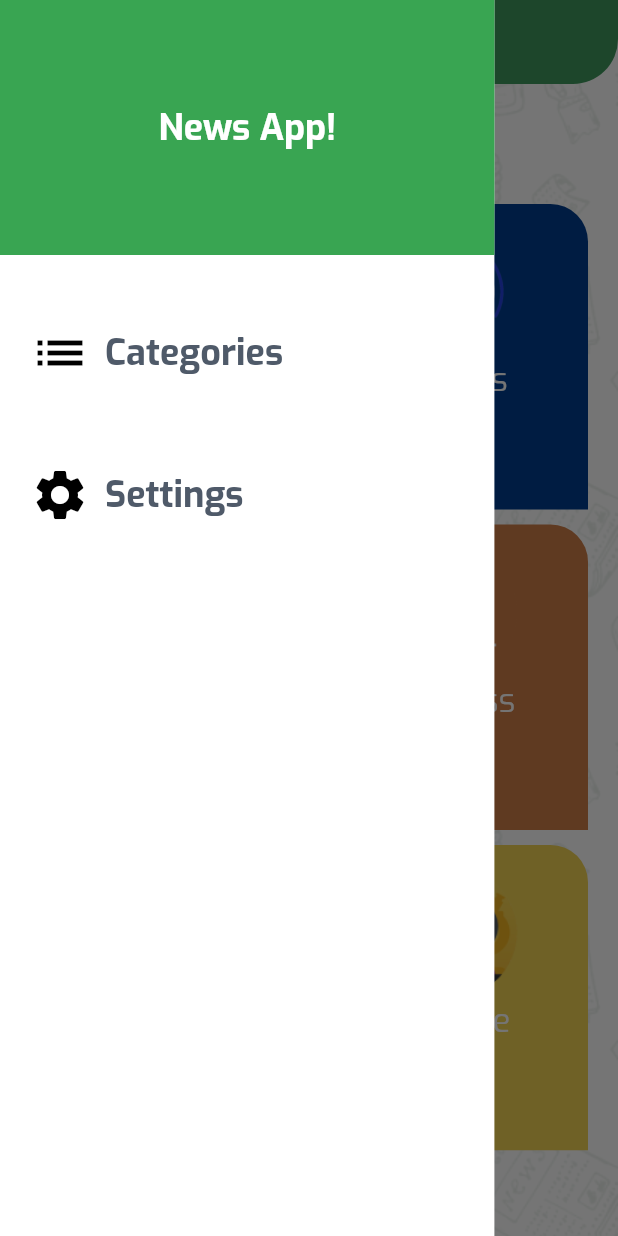
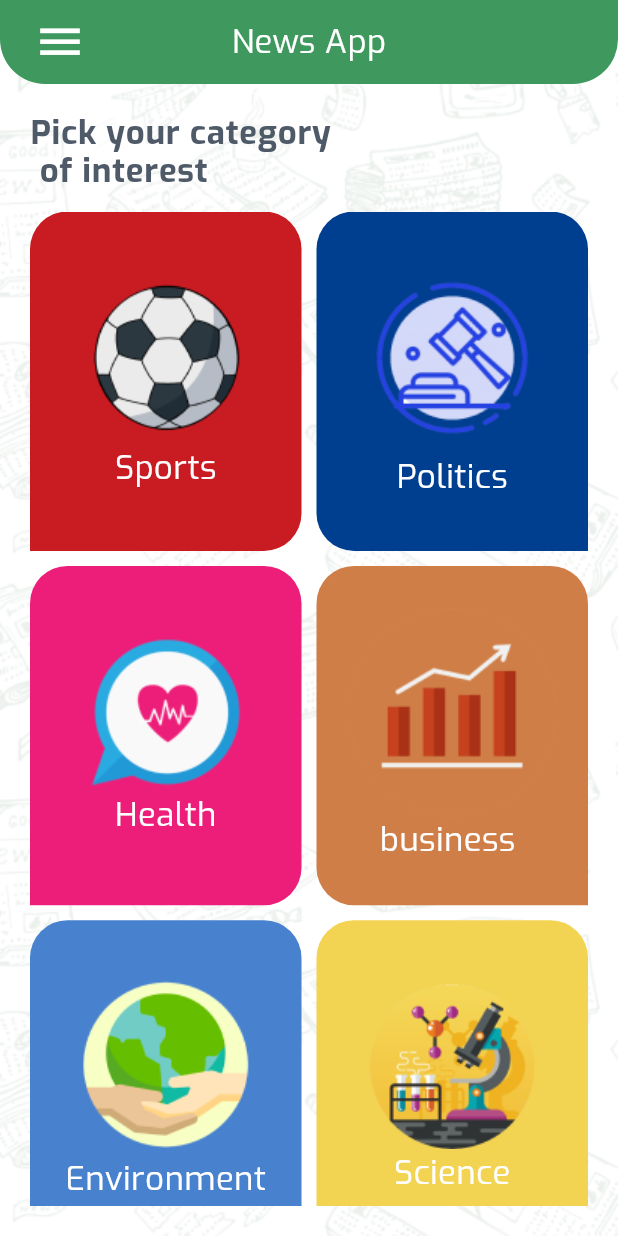
Before and after one commit to AyaAlaa010/NewsApp, a Flutter app: the screen it shows after launch, in the side drawer, after a tap on "Categories", on a phone screen of 412 x 824 dp. Run offline on Flutter 3.47's test engine with Material 3 defaults, Android fonts, the phone set to English and light mode, and no system bars.

Commit message:
work on design

```diff
--- a/lib/pages/custom_drawer.dart
+++ b/lib/pages/custom_drawer.dart
@@ -1,10 +1,14 @@
 import 'package:flutter/cupertino.dart';
 import 'package:flutter/material.dart';
 import 'package:news_app/core/config/constants.dart';
+import 'package:news_app/pages/home/category_item.dart';
 import '../core/config/app_colors.dart';
 
 class CustomDrawer extends StatelessWidget {
-  const CustomDrawer({super.key});
+
+  final Function onCategoriesDrawerClick;
+
+  const CustomDrawer({super.key, required this.onCategoriesDrawerClick});
 
   @override
   Widget build(BuildContext context) {
@@ -23,9 +27,9 @@ class CustomDrawer extends StatelessWidget {
           ),
           const SizedBox(height: 25,),
           InkWell(
-            onTap: (){},
+            onTap: (){onCategoriesDrawerClick();},
             child: Padding(
-              padding: const EdgeInsets.all(20),
+              padding: const EdgeInsets.all(10),
               child: Row(
                 children: [
                  const Icon(Icons.list,size: 40,color: Colors.black,),
@@ -35,12 +39,11 @@ class CustomDrawer extends StatelessWidget {
               ),
             ),
           ),
-          const SizedBox(height: 15,),
 
           InkWell(
             onTap: (){},
             child: Padding(
-                padding:const EdgeInsets.all(20),
+                padding:const EdgeInsets.all(10),
                 child: Row(
                   children: [
                     const Icon(Icons.settings,size: 40,color: Colors.black,),
--- /dev/null
+++ b/lib/pages/home/pages/category_view.dart
@@ -0,0 +1,19 @@
+import 'package:flutter/cupertino.dart';
+import 'package:news_app/core/widgets/custom_background_widget.dart';
+import 'package:news_app/pages/home/category_item.dart';
+class CategoryView extends StatelessWidget {
+
+  final CategoryItem categoryItem;
+  const CategoryView({super.key, required this.categoryItem});
+
+  @override
+  Widget build(BuildContext context) {
+
+    return   Column(
+      children: [
+
+      ],
+
+    );
+  }
+}
--- a/lib/pages/home/pages/hom_view.dart
+++ b/lib/pages/home/pages/hom_view.dart
@@ -2,23 +2,37 @@ import 'package:flutter/cupertino.dart';
 import 'package:flutter/material.dart';
 import 'package:news_app/core/config/constants.dart';
 import 'package:news_app/core/widgets/custom_background_widget.dart';
+import 'package:news_app/main.dart';
 import 'package:news_app/pages/custom_drawer.dart';
 import 'package:news_app/pages/home/category_item.dart';
-
+import 'package:news_app/pages/home/pages/category_view.dart';
 import '../widgets/category_item_widget.dart';
 
-class HomeView extends StatelessWidget {
+class HomeView extends StatefulWidget {
+
+   HomeView({super.key});
+
+  @override
+  State<HomeView> createState() => _HomeViewState();
+}
+
+class _HomeViewState extends State<HomeView> {
   List<CategoryItem>categoriesList=CategoryItem.getCategoriesList();
-   HomeView({super.key});
 
   @override
   Widget build(BuildContext context) {
     return CustomBackgroundWidget(child: Scaffold(
-      appBar: AppBar(elevation: 20,title:  Text("News App",textAlign: TextAlign.center,
+      appBar: AppBar(elevation: 20,leadingWidth:80, actions:  [
+        if(selectedCategory!=null )  Padding(
+            padding: const EdgeInsets.symmetric(horizontal: 10),child: IconButton(
+            onPressed:(){},
+            icon: const Icon(Icons.search,color: Colors.white,size: 45,)))
+      ],title:  Text( selectedCategory!=null? selectedCategory!.categoryName : "News App",textAlign: TextAlign.center,
           style: Constants.theme.textTheme.bodyMedium)
       ),
-      drawer:const  CustomDrawer(),
-      body:  Padding(
+      drawer: CustomDrawer(onCategoriesDrawerClick: onCategoriesDrawerClick),
+      body:  selectedCategory!=null ?
+      CategoryView(categoryItem: selectedCategory!):Padding(
         padding: EdgeInsets.all(20),
         child: Column(
           crossAxisAlignment: CrossAxisAlignment.stretch,
@@ -26,21 +40,40 @@ class HomeView extends StatelessWidget {
             Text("Pick your category \n of interest",
               style: Constants.theme.textTheme.bodyLarge!.copyWith(height: 1.15)
               ,textAlign: TextAlign.start,),
-             const SizedBox(height: 10,),
-             Expanded(
-               child: GridView.builder(gridDelegate: const SliverGridDelegateWithFixedCrossAxisCount
-                (crossAxisCount: 2,crossAxisSpacing: 10,mainAxisSpacing: 10,childAspectRatio: 8/9),
-                  itemBuilder: (context,index){
-                return CategoryItemWidget( categoryItem:categoriesList[index],index:index);
+            const SizedBox(height: 15,),
+            Expanded(
+              child: GridView.builder(gridDelegate: const SliverGridDelegateWithFixedCrossAxisCount
+                (crossAxisCount: 2,crossAxisSpacing: 10,mainAxisSpacing: 10,childAspectRatio: 4/5),
+                itemBuilder: (context,index){
+                  return CategoryItemWidget( categoryItem:categoriesList[index],index:index,onCategoryClick: onCategoryClick,);
 
-                           },itemCount: categoriesList.length,),
-             )
+                },itemCount: categoriesList.length,),
+            )
           ],
 
         ),
       ),
 
-
     ),);
   }
+
+  CategoryItem ? selectedCategory;
+
+  void onCategoryClick(CategoryItem categoryItem){
+
+    setState(() {
+      selectedCategory=categoryItem;
+
+    });
+    print("--------${categoryItem.id}");
+
+  }
+
+
+  void onCategoriesDrawerClick(){
+    setState(() {
+      selectedCategory=null;
+      navigatorKey.currentState!.pop();
+    });
+  }
 }
--- a/lib/pages/home/widgets/category_item_widget.dart
+++ b/lib/pages/home/widgets/category_item_widget.dart
@@ -1,18 +1,23 @@
 import 'package:flutter/cupertino.dart';
+import 'package:flutter/material.dart';
 import 'package:news_app/core/config/constants.dart';
 import 'package:news_app/pages/home/category_item.dart';
 
 class CategoryItemWidget extends StatelessWidget {
 
   final CategoryItem categoryItem;
+  final Function onCategoryClick;
   final int index;
-  const CategoryItemWidget({super.key,required this.categoryItem,required this.index});
+  const CategoryItemWidget({super.key,required this.categoryItem,required this.index,required this.onCategoryClick});
 
   @override
   Widget build(BuildContext context) {
-    return  Container(
+    return  InkWell(
+      onTap: (){
+        onCategoryClick(categoryItem);
+        },
+      child: Container(
         alignment: Alignment.center,
-      padding: const EdgeInsets.all(15),
         decoration: BoxDecoration(
           color: categoryItem.backgroundColor,
           borderRadius: BorderRadius.only(
@@ -23,10 +28,10 @@ class CategoryItemWidget extends StatelessWidget {
           ),
         ),
         child: Column(
-        mainAxisAlignment: MainAxisAlignment.spaceEvenly,
+          mainAxisAlignment: MainAxisAlignment.center,
           children: [
-          Expanded(child: Image.asset(categoryItem.categoryImage,fit:  BoxFit.cover,)),
-          Expanded(child: Text(categoryItem.categoryName,style: Constants.theme.textTheme.bodyMedium,))
+            Image.asset(categoryItem.categoryImage,fit:  BoxFit.cover,),
+            Text(categoryItem.categoryName,style: Constants.theme.textTheme.bodyMedium,)
           ],
         ),
 
@@ -34,6 +39,7 @@ class CategoryItemWidget extends StatelessWidget {
 
 
 
+      ),
     );
   }
 }
```
Lines whose indentation alone changed are shown as unchanged.
